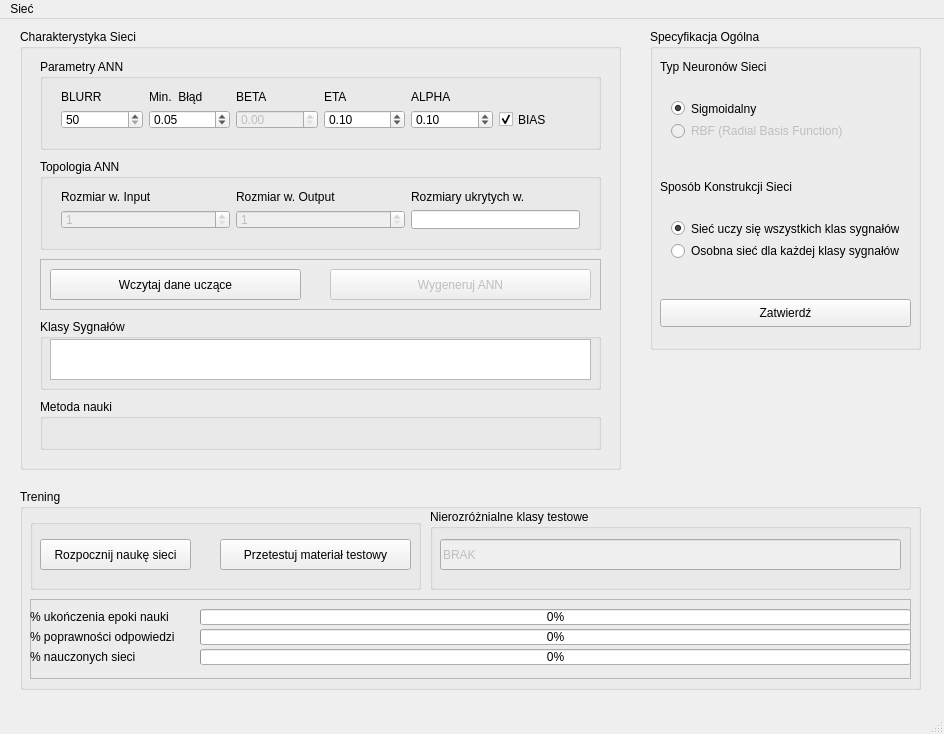
First picture: the form in mainwindow.ui, repository coyote443/NeuralNetForMarket, before the edit.
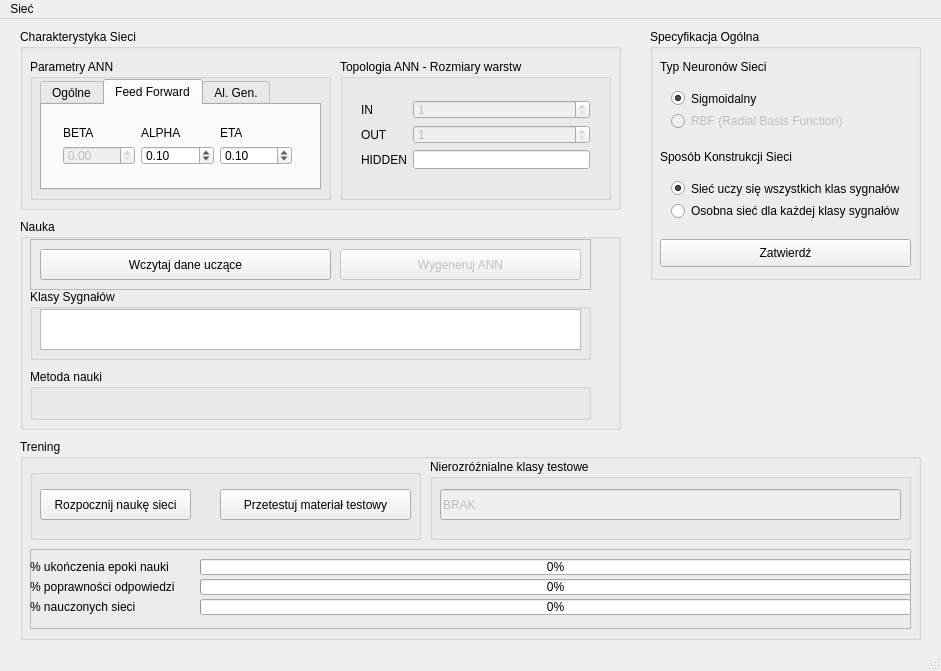
Second picture: the form after the edit. The open tabs and pages were chosen to show the change.

Diff of the .ui file:
```diff
--- a/mainwindow.ui
+++ b/mainwindow.ui
@@ -6,8 +6,8 @@
    <rect>
     <x>0</x>
     <y>0</y>
-    <width>944</width>
-    <height>734</height>
+    <width>941</width>
+    <height>671</height>
    </rect>
   </property>
   <property name="windowTitle">
@@ -23,7 +23,7 @@
       <x>650</x>
       <y>10</y>
       <width>271</width>
-      <height>321</height>
+      <height>251</height>
      </rect>
     </property>
     <property name="title">
@@ -33,7 +33,7 @@
      <property name="geometry">
       <rect>
        <x>10</x>
-       <y>60</y>
+       <y>50</y>
        <width>251</width>
        <height>61</height>
       </rect>
@@ -74,7 +74,7 @@
      <property name="geometry">
       <rect>
        <x>10</x>
-       <y>150</y>
+       <y>120</y>
        <width>151</width>
        <height>16</height>
       </rect>
@@ -90,7 +90,7 @@
      <property name="geometry">
       <rect>
        <x>10</x>
-       <y>180</y>
+       <y>140</y>
        <width>250</width>
        <height>61</height>
       </rect>
@@ -144,7 +144,7 @@
      <property name="geometry">
       <rect>
        <x>10</x>
-       <y>270</y>
+       <y>210</y>
        <width>251</width>
        <height>28</height>
       </rect>
@@ -160,7 +160,7 @@
       <x>20</x>
       <y>10</y>
       <width>601</width>
-      <height>441</height>
+      <height>181</height>
      </rect>
     </property>
     <property name="title">
@@ -169,21 +169,37 @@
     <widget class="QGroupBox" name="groupBoxSpecifi">
      <property name="geometry">
       <rect>
-       <x>20</x>
+       <x>10</x>
        <y>30</y>
-       <width>561</width>
-       <height>91</height>
+       <width>301</width>
+       <height>141</height>
       </rect>
      </property>
      <property name="title">
       <string>Parametry ANN</string>
      </property>
+     <widget class="QTabWidget" name="tabWidget">
+      <property name="geometry">
+       <rect>
+        <x>10</x>
+        <y>20</y>
+        <width>281</width>
+        <height>111</height>
+       </rect>
+      </property>
+      <property name="currentIndex">
+       <number>0</number>
+      </property>
+      <widget class="QWidget" name="tab">
+       <attribute name="title">
+        <string>Ogólne</string>
+       </attribute>
      <widget class="QWidget" name="verticalLayoutWidget">
       <property name="geometry">
        <rect>
         <x>10</x>
-        <y>20</y>
-        <width>541</width>
+          <y>10</y>
+          <width>251</width>
         <height>61</height>
        </rect>
       </property>
@@ -204,27 +220,6 @@
            </property>
           </widget>
          </item>
-         <item>
-          <widget class="QLabel" name="label_5">
-           <property name="text">
-            <string>BETA</string>
-           </property>
-          </widget>
-         </item>
-         <item>
-          <widget class="QLabel" name="label_2">
-           <property name="text">
-            <string>ETA</string>
-           </property>
-          </widget>
-         </item>
-         <item>
-          <widget class="QLabel" name="label_3">
-           <property name="text">
-            <string>ALPHA</string>
-           </property>
-          </widget>
-         </item>
          <item>
           <widget class="QLabel" name="label">
            <property name="text">
@@ -263,6 +258,65 @@
           </widget>
          </item>
          <item>
+            <widget class="QCheckBox" name="checkBoxBIAS">
+             <property name="enabled">
+              <bool>true</bool>
+             </property>
+             <property name="text">
+              <string>BIAS</string>
+             </property>
+             <property name="checked">
+              <bool>true</bool>
+             </property>
+            </widget>
+           </item>
+          </layout>
+         </item>
+        </layout>
+       </widget>
+      </widget>
+      <widget class="QWidget" name="tabFF">
+       <attribute name="title">
+        <string>Feed Forward</string>
+       </attribute>
+       <widget class="QWidget" name="verticalLayoutWidget_5">
+        <property name="geometry">
+         <rect>
+          <x>10</x>
+          <y>10</y>
+          <width>251</width>
+          <height>61</height>
+         </rect>
+        </property>
+        <layout class="QVBoxLayout" name="verticalLayoutCharacteristics_3">
+         <item>
+          <layout class="QHBoxLayout" name="horizontalLayout_7">
+           <item>
+            <widget class="QLabel" name="label_23">
+             <property name="text">
+              <string>BETA</string>
+             </property>
+            </widget>
+           </item>
+           <item>
+            <widget class="QLabel" name="label_24">
+             <property name="text">
+              <string>ALPHA</string>
+             </property>
+            </widget>
+           </item>
+           <item>
+            <widget class="QLabel" name="label_25">
+             <property name="text">
+              <string>ETA</string>
+             </property>
+            </widget>
+           </item>
+          </layout>
+         </item>
+         <item>
+          <layout class="QHBoxLayout" name="horizontalLayoutSpinCharacteristics_3">
+           <item>
           <widget class="QDoubleSpinBox" name="doubleSpinBoxBETA">
            <property name="enabled">
             <bool>false</bool>
@@ -313,74 +367,90 @@
            </property>
           </widget>
          </item>
-         <item>
-          <widget class="QCheckBox" name="checkBoxBIAS">
-           <property name="enabled">
-            <bool>true</bool>
-           </property>
+          </layout>
+         </item>
+        </layout>
+       </widget>
+      </widget>
+      <widget class="QWidget" name="tabAlGen">
+       <attribute name="title">
+        <string>Al. Gen.</string>
+       </attribute>
+       <widget class="QWidget" name="verticalLayoutWidget_6">
+        <property name="geometry">
+         <rect>
+          <x>10</x>
+          <y>10</y>
+          <width>251</width>
+          <height>61</height>
+         </rect>
+        </property>
+        <layout class="QVBoxLayout" name="verticalLayoutCharacteristics_4">
+         <item>
+          <layout class="QHBoxLayout" name="horizontalLayout_4">
+           <item>
+            <widget class="QLabel" name="label_27">
            <property name="text">
-            <string>BIAS</string>
-           </property>
-           <property name="checked">
-            <bool>true</bool>
-           </property>
+              <string>Wsp. Mutacji</string>
+             </property>
+            </widget>
+           </item>
+          </layout>
+         </item>
+         <item>
+          <layout class="QHBoxLayout" name="horizontalLayoutSpinCharacteristics_4">
+           <item>
+            <widget class="QDoubleSpinBox" name="doubleSpinBoxMutationVal">
+             <property name="maximum">
+              <double>1.000000000000000</double>
+             </property>
+             <property name="singleStep">
+              <double>0.050000000000000</double>
+             </property>
+             <property name="value">
+              <double>0.050000000000000</double>
+             </property>
           </widget>
          </item>
         </layout>
        </item>
       </layout>
      </widget>
+      </widget>
+     </widget>
+     <zorder>tabWidget</zorder>
+     <zorder>tabWidget</zorder>
     </widget>
     <widget class="QGroupBox" name="groupBoxTopology">
      <property name="geometry">
       <rect>
-       <x>20</x>
-       <y>130</y>
-       <width>561</width>
-       <height>91</height>
+       <x>320</x>
+       <y>30</y>
+       <width>271</width>
+       <height>141</height>
       </rect>
      </property>
      <property name="title">
-      <string>Topologia ANN</string>
+      <string>Topologia ANN - Rozmiary warstw</string>
      </property>
-     <widget class="QWidget" name="verticalLayoutWidget_2">
+     <widget class="QWidget" name="formLayoutWidget">
       <property name="geometry">
        <rect>
         <x>10</x>
-        <y>20</y>
-        <width>541</width>
-        <height>61</height>
+        <y>30</y>
+        <width>251</width>
+        <height>91</height>
        </rect>
       </property>
-      <layout class="QVBoxLayout" name="verticalLayoutTopology">
-       <item>
-        <layout class="QHBoxLayout" name="horizontalLayout_5">
-         <item>
-          <widget class="QLabel" name="label_11">
+      <layout class="QFormLayout" name="formLayout">
+       <item row="0" column="0">
+        <widget class="QLabel" name="label_21">
            <property name="text">
-            <string>Rozmiar w. Input</string>
+          <string>IN</string>
            </property>
           </widget>
          </item>
-         <item>
-          <widget class="QLabel" name="label_12">
-           <property name="text">
-            <string>Rozmiar w. Output</string>
-           </property>
-          </widget>
-         </item>
-         <item>
-          <widget class="QLabel" name="label_14">
-           <property name="text">
-            <string>Rozmiary ukrytych w.</string>
-           </property>
-          </widget>
-         </item>
-        </layout>
-       </item>
-       <item>
-        <layout class="QHBoxLayout" name="horizontalLayout_spinTopology">
-         <item>
+       <item row="0" column="1">
           <widget class="QSpinBox" name="spinBoxInputLayerSize">
            <property name="enabled">
             <bool>false</bool>
@@ -396,7 +466,14 @@
            </property>
           </widget>
          </item>
-         <item>
+       <item row="1" column="0">
+        <widget class="QLabel" name="label_22">
+         <property name="text">
+          <string>OUT</string>
+         </property>
+        </widget>
+       </item>
+       <item row="1" column="1">
           <widget class="QSpinBox" name="spinBoxOutputLayerSize">
            <property name="enabled">
             <bool>false</bool>
@@ -412,7 +489,7 @@
            </property>
           </widget>
          </item>
-         <item>
+       <item row="2" column="1">
           <widget class="QLineEdit" name="lineEditNumOfHiddLays">
            <property name="enabled">
             <bool>true</bool>
@@ -428,142 +505,22 @@
            </property>
           </widget>
          </item>
-        </layout>
-       </item>
-      </layout>
-     </widget>
-    </widget>
-    <widget class="QGroupBox" name="groupBox">
-     <property name="geometry">
-      <rect>
-       <x>20</x>
-       <y>290</y>
-       <width>561</width>
-       <height>71</height>
-      </rect>
-     </property>
-     <property name="title">
-      <string>Klasy Sygnałów</string>
-     </property>
-     <widget class="QTextBrowser" name="textBrowserSignalClasses">
-      <property name="enabled">
-       <bool>true</bool>
-      </property>
-      <property name="geometry">
-       <rect>
-        <x>10</x>
-        <y>20</y>
-        <width>541</width>
-        <height>41</height>
-       </rect>
-      </property>
-     </widget>
-    </widget>
-    <widget class="QGroupBox" name="groupBoxLearningMethod">
-     <property name="enabled">
-      <bool>true</bool>
-     </property>
-     <property name="geometry">
-      <rect>
-       <x>20</x>
-       <y>370</y>
-       <width>561</width>
-       <height>51</height>
-      </rect>
-     </property>
-     <property name="title">
-      <string>Metoda nauki</string>
-     </property>
-     <widget class="QWidget" name="horizontalLayoutWidget">
-      <property name="geometry">
-       <rect>
-        <x>10</x>
-        <y>20</y>
-        <width>531</width>
-        <height>22</height>
-       </rect>
-      </property>
-      <layout class="QHBoxLayout" name="horizontalLayout">
-       <item>
-        <widget class="QRadioButton" name="radioBuuttonFeedForward">
-         <property name="enabled">
-          <bool>true</bool>
-         </property>
+       <item row="2" column="0">
+        <widget class="QLabel" name="label_26">
          <property name="text">
-          <string>Feed Forward</string>
+          <string>HIDDEN</string>
          </property>
-         <property name="checked">
-          <bool>true</bool>
-         </property>
         </widget>
        </item>
-       <item>
-        <widget class="QRadioButton" name="radioButtonGeneticAlg">
-         <property name="enabled">
-          <bool>true</bool>
-         </property>
-         <property name="text">
-          <string>Algorytm Genetyczny</string>
-         </property>
-         <property name="checked">
-          <bool>false</bool>
-         </property>
-        </widget>
-       </item>
       </layout>
      </widget>
     </widget>
-    <widget class="QFrame" name="frameLoadGenerate">
-     <property name="geometry">
-      <rect>
-       <x>20</x>
-       <y>230</y>
-       <width>561</width>
-       <height>51</height>
-      </rect>
-     </property>
-     <property name="frameShape">
-      <enum>QFrame::StyledPanel</enum>
-     </property>
-     <property name="frameShadow">
-      <enum>QFrame::Raised</enum>
-     </property>
-     <widget class="QPushButton" name="pushButtonLoadDataset">
-      <property name="geometry">
-       <rect>
-        <x>10</x>
-        <y>10</y>
-        <width>251</width>
-        <height>31</height>
-       </rect>
-      </property>
-      <property name="text">
-       <string>Wczytaj dane uczące</string>
-      </property>
-     </widget>
-     <widget class="QPushButton" name="pushButtonGenerateNetwork">
-      <property name="enabled">
-       <bool>false</bool>
-      </property>
-      <property name="geometry">
-       <rect>
-        <x>290</x>
-        <y>10</y>
-        <width>261</width>
-        <height>31</height>
-       </rect>
-      </property>
-      <property name="text">
-       <string>Wygeneruj ANN</string>
-      </property>
-     </widget>
-    </widget>
    </widget>
    <widget class="QGroupBox" name="groupBoxTraining">
     <property name="geometry">
      <rect>
       <x>20</x>
-      <y>470</y>
+      <y>420</y>
       <width>901</width>
       <height>201</height>
      </rect>
@@ -758,13 +715,151 @@
      </widget>
     </widget>
    </widget>
+   <widget class="QGroupBox" name="groupBoxLearn">
+    <property name="geometry">
+     <rect>
+      <x>20</x>
+      <y>200</y>
+      <width>601</width>
+      <height>211</height>
+     </rect>
+    </property>
+    <property name="title">
+     <string>Nauka</string>
+    </property>
+    <widget class="QFrame" name="frameLoadGenerate">
+     <property name="geometry">
+      <rect>
+       <x>10</x>
+       <y>20</y>
+       <width>561</width>
+       <height>51</height>
+      </rect>
+     </property>
+     <property name="frameShape">
+      <enum>QFrame::StyledPanel</enum>
+     </property>
+     <property name="frameShadow">
+      <enum>QFrame::Raised</enum>
+     </property>
+     <widget class="QPushButton" name="pushButtonLoadDataset">
+      <property name="geometry">
+       <rect>
+        <x>10</x>
+        <y>10</y>
+        <width>291</width>
+        <height>31</height>
+       </rect>
+      </property>
+      <property name="text">
+       <string>Wczytaj dane uczące</string>
+      </property>
+     </widget>
+     <widget class="QPushButton" name="pushButtonGenerateNetwork">
+      <property name="enabled">
+       <bool>false</bool>
+      </property>
+      <property name="geometry">
+       <rect>
+        <x>310</x>
+        <y>10</y>
+        <width>241</width>
+        <height>31</height>
+       </rect>
+      </property>
+      <property name="text">
+       <string>Wygeneruj ANN</string>
+      </property>
+     </widget>
+    </widget>
+    <widget class="QGroupBox" name="groupBox">
+     <property name="geometry">
+      <rect>
+       <x>10</x>
+       <y>70</y>
+       <width>561</width>
+       <height>71</height>
+      </rect>
+     </property>
+     <property name="title">
+      <string>Klasy Sygnałów</string>
+     </property>
+     <widget class="QTextBrowser" name="textBrowserSignalClasses">
+      <property name="enabled">
+       <bool>true</bool>
+      </property>
+      <property name="geometry">
+       <rect>
+        <x>10</x>
+        <y>20</y>
+        <width>541</width>
+        <height>41</height>
+       </rect>
+      </property>
+     </widget>
+    </widget>
+    <widget class="QGroupBox" name="groupBoxLearningMethod">
+     <property name="enabled">
+      <bool>true</bool>
+     </property>
+     <property name="geometry">
+      <rect>
+       <x>10</x>
+       <y>150</y>
+       <width>561</width>
+       <height>51</height>
+      </rect>
+     </property>
+     <property name="title">
+      <string>Metoda nauki</string>
+     </property>
+     <widget class="QWidget" name="horizontalLayoutWidget">
+      <property name="geometry">
+       <rect>
+        <x>10</x>
+        <y>20</y>
+        <width>531</width>
+        <height>22</height>
+       </rect>
+      </property>
+      <layout class="QHBoxLayout" name="horizontalLayout">
+       <item>
+        <widget class="QRadioButton" name="radioButtonFeedForward">
+         <property name="enabled">
+          <bool>true</bool>
+         </property>
+         <property name="text">
+          <string>Feed Forward</string>
+         </property>
+         <property name="checked">
+          <bool>true</bool>
+         </property>
+        </widget>
+       </item>
+       <item>
+        <widget class="QRadioButton" name="radioButtonGeneticAlg">
+         <property name="enabled">
+          <bool>true</bool>
+         </property>
+         <property name="text">
+          <string>Algorytm Genetyczny</string>
+         </property>
+         <property name="checked">
+          <bool>false</bool>
+         </property>
+        </widget>
+       </item>
+      </layout>
+     </widget>
+    </widget>
+   </widget>
   </widget>
   <widget class="QMenuBar" name="menuBar">
    <property name="geometry">
     <rect>
      <x>0</x>
      <y>0</y>
-     <width>944</width>
+     <width>941</width>
      <height>26</height>
     </rect>
    </property>
```
Lines whose indentation alone changed are shown as unchanged.
